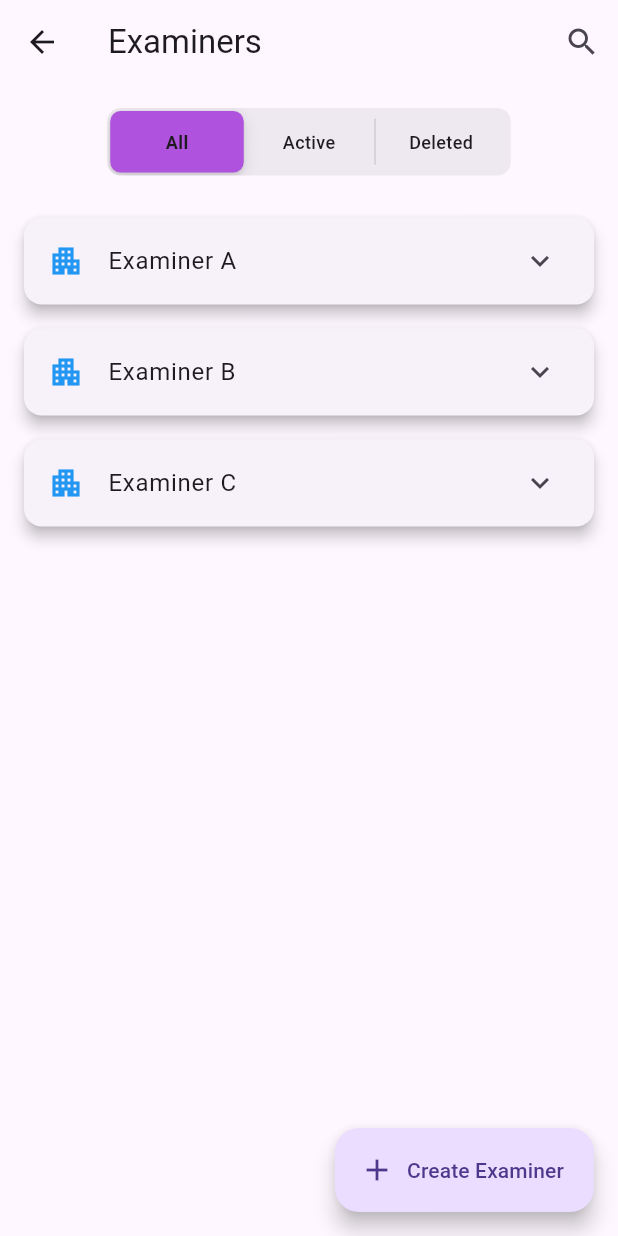
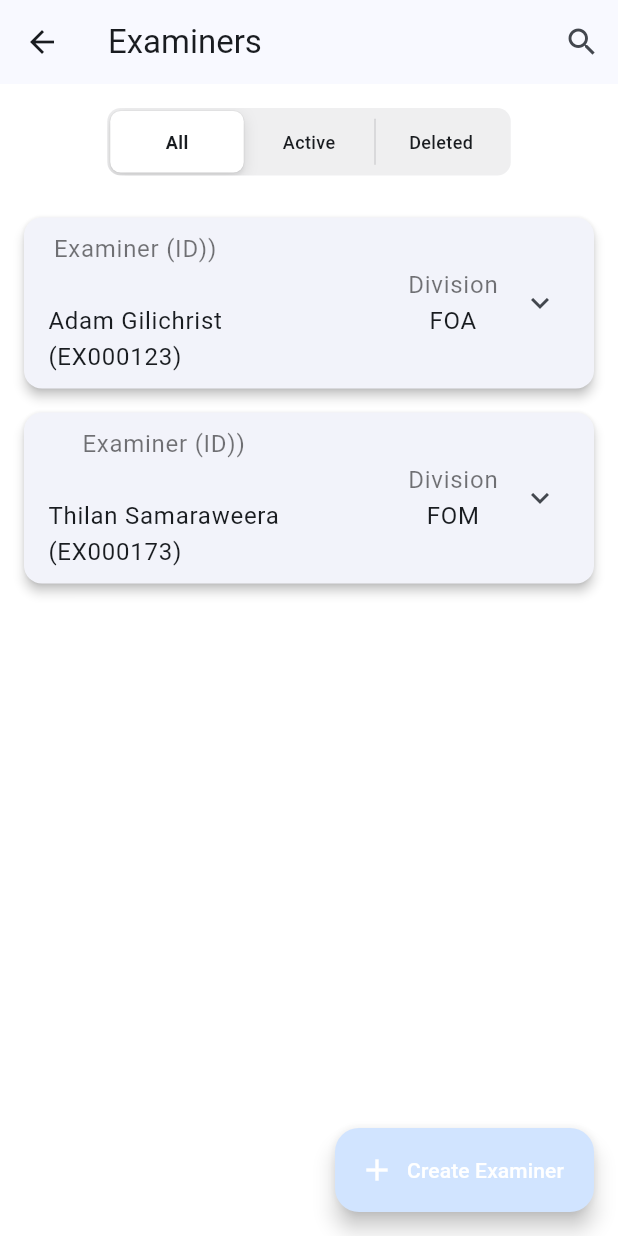
Before and after one commit to Chanuka-stack/examapp, a Flutter app: the screen it shows after launch, after a tap on "Examiners", on a phone screen of 412 x 824 dp. Run offline on Flutter 3.47's test engine with Material 3 defaults, Android fonts, the phone set to English and light mode, and no system bars; network calls fail.

Commit message:
change 1

```diff
--- a/lib/main.dart
+++ b/lib/main.dart
@@ -1,6 +1,6 @@
 import 'package:flutter/material.dart';
 import 'pages/home_screen.dart';
-import 'pages/divisions.dart';
+import 'pages/od pages/divisions.dart';
 import 'pages/homeTest.dart';
 import 'pages/create_student.dart';
 import 'pages/create_division.dart';
@@ -15,6 +15,11 @@ class MainApp extends StatelessWidget {
   @override
   Widget build(BuildContext context) {
     return MaterialApp(
+      theme: ThemeData(
+        colorScheme:
+            ColorScheme.fromSeed(seedColor: Colors.blue), // Change theme color
+        useMaterial3: true, // Enables Material 3 styling
+      ),
       home: HomeScreen(),
       //home: Divisions(),
     );
--- a/lib/pages/create_examiner.dart
+++ b/lib/pages/create_examiner.dart
@@ -1,6 +1,6 @@
 import 'package:flutter/material.dart';
 
-class ExamScheduleScreen extends StatelessWidget {
+class ExaminerFormScreen extends StatelessWidget {
   @override
   Widget build(BuildContext context) {
     return Scaffold(
--- a/lib/pages/divisions2.dart
+++ b/lib/pages/divisions2.dart
@@ -45,7 +45,7 @@ class _DivisionsState extends State<Divisions> {
                 1: buildSegment("Active"),
                 2: buildSegment("Deleted")
               },
-              thumbColor: Colors.deepPurple,
+              thumbColor: Colors.white,
               groupValue: value,
               onValueChanged: (newValue) {
                 setState(() {
@@ -63,7 +63,6 @@ class _DivisionsState extends State<Divisions> {
 
       // Floating Action Button for Creating a New Division
       floatingActionButton: FloatingActionButton.extended(
-        backgroundColor: Colors.deepPurple,
         onPressed: () {
           Navigator.push(
             context,
@@ -96,7 +95,8 @@ class _DivisionsState extends State<Divisions> {
         "subjects": ["Economics", "Accounting", "Marketing", "Finance"],
         "createdBy": "Mr. John Doe",
         "createdDate": "01/04/2025",
-        "image": "https://via.placeholder.com/100", // Placeholder image
+        "image":
+            "https://figma-alpha-api.s3.us-west-2.amazonaws.com/images/97bdb826-4859-4cbb-b086-47b8e9fae57a", // Placeholder image
       },
       {
         "name": "Faculty of Management",
@@ -105,7 +105,8 @@ class _DivisionsState extends State<Divisions> {
         "subjects": ["Business", "Finance", "HR", "Management"],
         "createdBy": "Ms. Jane Smith",
         "createdDate": "05/04/2025",
-        "image": "https://via.placeholder.com/100",
+        "image":
+            "https://figma-alpha-api.s3.us-west-2.amazonaws.com/images/97bdb826-4859-4cbb-b086-47b8e9fae57a",
       },
     ];
 
--- a/lib/pages/examiners.dart
+++ b/lib/pages/examiners.dart
@@ -1,7 +1,6 @@
-import 'package:app1/pages/home_screen.dart';
 import 'package:flutter/cupertino.dart';
 import 'package:flutter/material.dart';
-import 'create_examiner.dart';
+import 'create_Examiner.dart';
 
 class Examiners extends StatefulWidget {
   const Examiners({super.key});
@@ -12,20 +11,22 @@ class Examiners extends StatefulWidget {
 
 class _ExaminersState extends State<Examiners> {
   int? value = 0;
+
   @override
   Widget build(BuildContext context) {
     return Scaffold(
+      backgroundColor: Colors.white,
       appBar: AppBar(
         leading: IconButton(
-          icon: Icon(Icons.arrow_back),
+          icon: const Icon(Icons.arrow_back),
           onPressed: () {
             Navigator.pop(context);
           },
         ),
-        title: Text("Examiners"),
+        title: const Text("Examiners"),
         actions: [
           IconButton(
-            icon: Icon(Icons.search),
+            icon: const Icon(Icons.search),
             onPressed: () {
               // Handle search button tap
             },
@@ -34,15 +35,17 @@ class _ExaminersState extends State<Examiners> {
       ),
       body: Column(
         children: [
-          SizedBox(height: 16),
+          const SizedBox(height: 16),
+
+          // Sliding Segmented Control
           Center(
             child: CupertinoSlidingSegmentedControl<int>(
               children: {
-                0: buildSegment('All'),
-                1: buildSegment('Active'),
-                2: buildSegment('Deleted')
+                0: buildSegment("All"),
+                1: buildSegment("Active"),
+                2: buildSegment("Deleted")
               },
-              thumbColor: CupertinoColors.systemPurple,
+              thumbColor: Colors.white,
               groupValue: value,
               onValueChanged: (newValue) {
                 setState(() {
@@ -52,69 +55,192 @@ class _ExaminersState extends State<Examiners> {
             ),
           ),
           const SizedBox(height: 20),
-          Expanded(
-            child: getSelectedContent(),
-          ),
+
+          // Examiner List
+          Expanded(child: getSelectedContent()),
         ],
       ),
+
+      // Floating Action Button for Creating a New Examiner
       floatingActionButton: FloatingActionButton.extended(
         onPressed: () {
           Navigator.push(
             context,
-            MaterialPageRoute(builder: (context) => ExamScheduleScreen()),
+            MaterialPageRoute(builder: (context) => ExaminerFormScreen()),
           );
         },
-        icon: const Icon(Icons.add),
-        label: const Text("Create Examiner"),
+        icon: const Icon(Icons.add, color: Colors.white),
+        label: const Text("Create Examiner",
+            style: TextStyle(color: Colors.white)),
       ),
     );
   }
 
+  // UI for Sliding Segmented Tabs
   Widget buildSegment(String text) => Container(
-      padding: EdgeInsets.all(12),
+        padding: const EdgeInsets.all(12),
         child: Text(
           text,
-        style: TextStyle(fontSize: 12),
-      ));
+          style: const TextStyle(fontSize: 12),
+        ),
+      );
 
+  // Function to Filter Content Based on Selection
   Widget getSelectedContent() {
-    List<String> allItems = ["Examiner A", "Examiner B", "Examiner C"];
-    List<String> activeItems = ["Examiner A", "Examiner B"];
-    List<String> deletedItems = ["Examiner C"];
+    List<Map<String, dynamic>> allExaminers = [
+      {
+        "name": "Adam Gilichrist",
+        "id": "EX000123",
+        "division": "FOA",
+        "status": "Active",
+        "email": "adam123@gmail.com",
+        "mobile": "07512345678",
+        "createdBy": "Mr. John Doe",
+        "createdDate": "01/04/2025",
+        // Placeholder image
+      },
+      {
+        "name": "Thilan Samaraweera",
+        "division": "FOM",
+        "id": "EX000173",
+        "status": "Active",
+        "email": "samaraw@gmail.com",
+        "mobile": "07512345678",
+        "createdBy": "Ms. Jane Smith",
+        "createdDate": "05/04/2025",
+      },
+    ];
 
-    List<String> displayList;
+    List<Map<String, dynamic>> activeExaminers =
+        allExaminers.where((div) => div["status"] == "Active").toList();
+    List<Map<String, dynamic>> deletedExaminers = [];
+
+    List<Map<String, dynamic>> displayList;
     switch (value) {
       case 1:
-        displayList = activeItems;
+        displayList = activeExaminers;
         break;
       case 2:
-        displayList = deletedItems;
+        displayList = deletedExaminers;
         break;
       default:
-        displayList = allItems;
+        displayList = allExaminers;
     }
 
     return ListView.builder(
       itemCount: displayList.length,
       itemBuilder: (context, index) {
+        var examiner = displayList[index];
+        return buildExaminerCard(examiner);
+      },
+    );
+  }
+
+  // Examiner Card Widget
+  Widget buildExaminerCard(Map<String, dynamic> examiner) {
     return Card(
-          elevation: 4,
+      elevation: 3,
       margin: const EdgeInsets.symmetric(horizontal: 16, vertical: 8),
+      shape: RoundedRectangleBorder(borderRadius: BorderRadius.circular(12)),
       child: ExpansionTile(
-            leading: const Icon(Icons.apartment, color: Colors.blue),
-            title: Text(displayList[index]),
+        title: Row(
+          mainAxisAlignment: MainAxisAlignment.spaceBetween,
+          children: [
+            Column(
+              children: [
+                Text("Examiner (ID))",
+                    style: const TextStyle(color: Colors.black54)),
+                Text("\n${examiner["name"]}\n(${examiner["id"]})")
+              ],
+            ),
+            Column(
+              children: [
+                Text("Division", style: const TextStyle(color: Colors.black54)),
+                Text(examiner["division"])
+              ],
+            )
+          ],
+        ),
         children: [
           Padding(
-                padding: const EdgeInsets.all(16.0),
-                child: Text(
-                  'Additional details for ${displayList[index]}',
-                  style: const TextStyle(color: Colors.black54),
+            padding: const EdgeInsets.symmetric(horizontal: 16, vertical: 8),
+            child: Column(
+              children: [
+                Row(
+                  mainAxisAlignment: MainAxisAlignment.spaceBetween,
+                  children: [
+                    Column(
+                      crossAxisAlignment: CrossAxisAlignment.start,
+                      children: [
+                        Text("Email Address",
+                            style: const TextStyle(color: Colors.black54)),
+                        Text(examiner["email"])
+                      ],
+                    ),
+                    SizedBox(
+                      height: 16,
+                    ),
+                    Column(
+                      crossAxisAlignment: CrossAxisAlignment.start,
+                      children: [
+                        Text("Contact Number",
+                            style: const TextStyle(color: Colors.black54)),
+                        Text(examiner["mobile"])
+                      ],
+                    )
+                  ],
+                ),
+                SizedBox(
+                  height: 16,
+                ),
+                Row(
+                  mainAxisAlignment: MainAxisAlignment.spaceBetween,
+                  children: [
+                    Column(
+                      crossAxisAlignment: CrossAxisAlignment.start,
+                      children: [
+                        Text("Created By",
+                            style: const TextStyle(color: Colors.black54)),
+                        Text(examiner["createdBy"])
+                      ],
+                    ),
+                    Column(
+                      crossAxisAlignment: CrossAxisAlignment.start,
+                      children: [
+                        Text("Created Date",
+                            style: const TextStyle(color: Colors.black54)),
+                        Text(examiner["createdDate"])
+                      ],
+                    )
+                  ],
+                ),
+                SizedBox(
+                  height: 16,
+                ),
+                Row(
+                  children: [
+                    Column(
+                        crossAxisAlignment: CrossAxisAlignment.start,
+                        children: [
+                          Text("Status",
+                              style: const TextStyle(color: Colors.black54)),
+                          Text(
+                            examiner["status"],
+                            style: TextStyle(
+                              color: examiner["status"] == "Active"
+                                  ? Colors.green
+                                  : Colors.red,
+                              fontWeight: FontWeight.bold,
+                            ),
+                          ),
+                        ])
+                  ],
+                )
+              ],
             ),
           ),
         ],
       ),
     );
-      },
-    );
   }
 }
--- a/lib/pages/divisions.dart
+++ b/lib/pages/od pages/divisions.dart
@@ -1,7 +1,7 @@
 import 'package:app1/pages/home_screen.dart';
 import 'package:flutter/cupertino.dart';
 import 'package:flutter/material.dart';
-import 'create_division.dart';
+import '../create_division.dart';
 
 class Divisions extends StatefulWidget {
   const Divisions({super.key});
```
Lines whose indentation alone changed are shown as unchanged.
